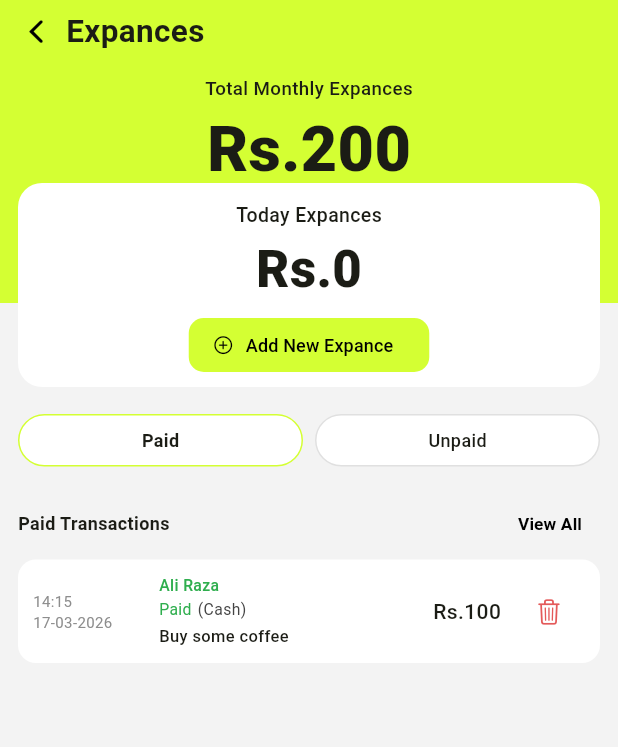
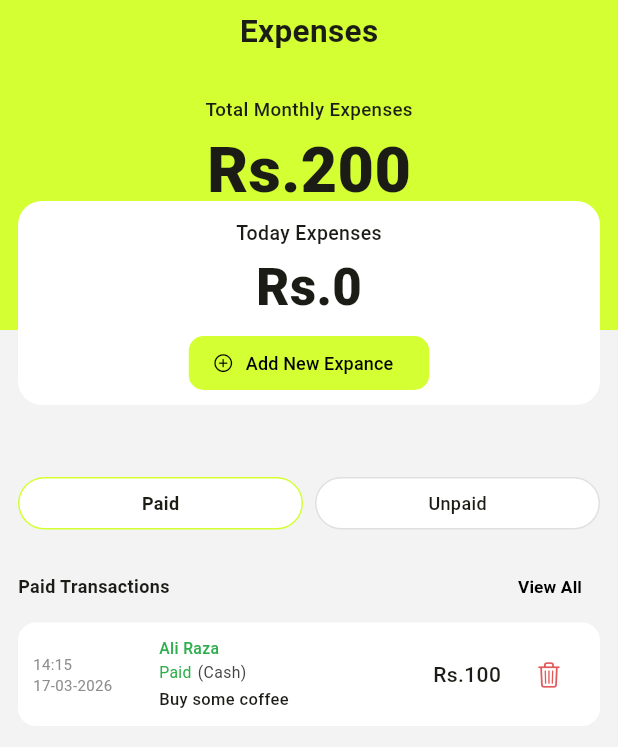
Before and after one commit to abdullah2310ishaq/hairsaloon, a Flutter app: the ExpensesScreen screen opened by its route, on a phone screen of 412 x 824 dp. Shown: the top 747 px of the screen. Run offline on Flutter 3.47's test engine with Material 3 defaults, Android fonts, the phone set to English and light mode, and no system bars; our stand-ins replace animated_notch_bottom_bar, shared_preferences; accounts and stored records are empty.

Commit message:
Update CreateBillScreen and ExpensesScreen for improved functionality and layout
- Refactored CreateBillScreen to dynamically select active employees and handle unassigned cases.
- Enhanced ExpensesScreen layout for better visual hierarchy and corrected spelling errors.
- Improved navigation flow after bill creation by redirecting to bill details screen.

```diff
--- a/lib/src/features/expenses/presentation/expenses_screen.dart
+++ b/lib/src/features/expenses/presentation/expenses_screen.dart
@@ -47,7 +47,7 @@ class _ExpensesScreenState extends State<ExpensesScreen> {
         padding: const EdgeInsets.fromLTRB(0, 0, 0, 12),
         children: [
           _buildHeaderWithTodayCard(context),
-          const SizedBox(height: 74),
+          const SizedBox(height: 12),
           Padding(
             padding: const EdgeInsets.symmetric(horizontal: 12),
             child: _buildFilters(),
@@ -105,39 +105,48 @@ class _ExpensesScreenState extends State<ExpensesScreen> {
   }
 
   Widget _buildHeaderWithTodayCard(BuildContext context) {
-    return Container(
-      margin: EdgeInsets.zero,
+    final topInset = MediaQuery.of(context).padding.top;
+    const overlapHeight = 86.0;
+    final yellowHeight = topInset + 220;
+
+    return SizedBox(
+      height: yellowHeight + overlapHeight,
       child: Stack(
-        clipBehavior: Clip.none,
         children: [
-          Container(
-            width: double.infinity,
+          Positioned(
+            left: 0,
+            right: 0,
+            top: 0,
+            height: yellowHeight,
+            child: Container(
               color: AppColors.primary,
-            padding: EdgeInsets.fromLTRB(
-              12,
-              MediaQuery.of(context).padding.top + 6,
-              12,
-              72,
-            ),
+              padding: EdgeInsets.fromLTRB(12, topInset + 6, 12, 22),
               child: Column(
                 children: [
                   Row(
                     children: [
-                    const Icon(CupertinoIcons.back, color: Colors.black),
-                    const SizedBox(width: 8),
-                    const Text(
-                      'Expances',
+                      // const Icon(CupertinoIcons.back, color: Colors.black),
+                      // const SizedBox(width: 8),
+                      const Expanded(
+                        child: Center(
+                          child: Text(
+                            'Expenses',
                             style: TextStyle(
                               fontSize: 21,
                               fontWeight: FontWeight.w700,
                             ),
                           ),
+                        ),
+                      ),
                     ],
                   ),
-                const SizedBox(height: 14),
+                  const SizedBox(height: 28),
                   const Text(
-                  'Total Monthly Expances',
-                  style: TextStyle(fontSize: 12.5, fontWeight: FontWeight.w500),
+                    'Total Monthly Expenses',
+                    style: TextStyle(
+                      fontSize: 12.5,
+                      fontWeight: FontWeight.w500,
+                    ),
                   ),
                   const SizedBox(height: 2),
                   Text(
@@ -150,10 +159,11 @@ class _ExpensesScreenState extends State<ExpensesScreen> {
                 ],
               ),
             ),
+          ),
           Positioned(
             left: 12,
             right: 12,
-            bottom: -56,
+            top: yellowHeight - overlapHeight,
             child: _buildTodayCard(context),
           ),
         ],
@@ -172,7 +182,7 @@ class _ExpensesScreenState extends State<ExpensesScreen> {
       child: Column(
         children: [
           const Text(
-            'Today Expances',
+            'Today Expenses',
             style: TextStyle(fontSize: 13, fontWeight: FontWeight.w500),
           ),
           const SizedBox(height: 2),
```
Also changed, not shown: lib/src/features/billing/presentation/create_bill_screen.dart (+25 -4 lines). Lines whose indentation alone changed are shown as unchanged.
